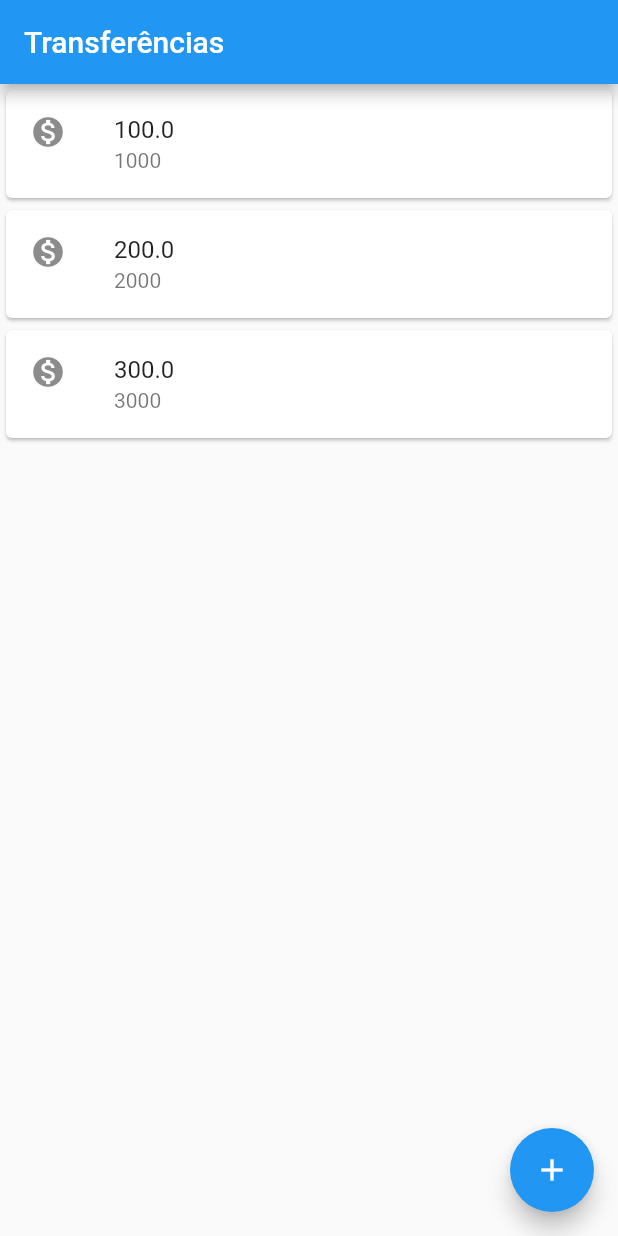
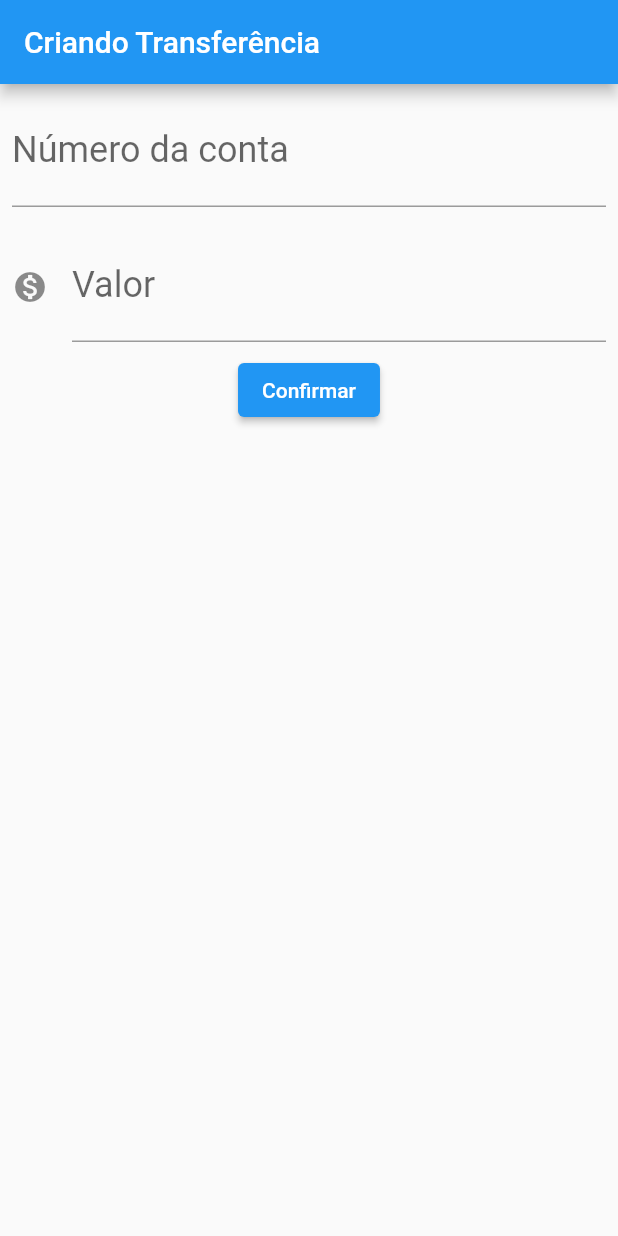
Before and after one commit to ribeletatti/projetoFlutterNaAlura, a Flutter app: the screen it shows after launch, on a phone screen of 412 x 824 dp. Run offline on Flutter 3.47's test engine with Material 2 defaults, Android fonts, the phone set to English and light mode, and no system bars.

Commit message:
Terceiro commit

```diff
--- a/lib/main.dart
+++ b/lib/main.dart
@@ -1,42 +1,90 @@
 import 'package:flutter/material.dart';
 
-void main() => runApp(MaterialApp(
-      home: Scaffold(
-        body: ListaTransferencias(),
-        appBar: AppBar(
-          title: Text('Transferências'),
-        ),
-        floatingActionButton: FloatingActionButton(
-          onPressed: () {},
-          child: Icon(Icons.add),
-        ),
-      ),
-    ));
+void main() => runApp(ByteBankApp());
 
-
-class ListaTransferencias extends StatelessWidget{
+class ByteBankApp extends StatelessWidget {
   @override
   Widget build(BuildContext context) {
-    // TODO: implement build
-    return Column(
-      children: <Widget>[
+    return MaterialApp(
+      home: Scaffold(
+        body: FormularioTransferencia(),
+      ),
+    );
+  }
+}
+
+class FormularioTransferencia extends StatelessWidget {
+  @override
+  Widget build(BuildContext context) {
+    return Scaffold(
+      appBar: AppBar(
+        title: const Text('Criando Transferência'),
+      ),
+      body: Column(
+        children: [
+          const Padding(
+            padding: EdgeInsets.all(8.0),
+            child: TextField(
+              style: TextStyle(
+                fontSize: 24.0,
+              ),
+              decoration: InputDecoration(
+                labelText: 'Número da conta',
+                hintText: '0000',
+              ),
+              keyboardType: TextInputType.number,
+            ),
+          ),
+          const Padding(
+            padding: EdgeInsets.all(8.0),
+            child: TextField(
+              style: TextStyle(
+                fontSize: 24.0,
+              ),
+              decoration: InputDecoration(
+                icon: Icon(Icons.monetization_on),
+                labelText: 'Valor',
+                hintText: '0.00',
+              ),
+              keyboardType: TextInputType.number,
+            ),
+          ),
+          ElevatedButton(
+            onPressed: () {},
+            child: const Text('Confirmar'),
+          ),
+        ],
+      ),
+    );
+  }
+}
+
+class ListaTransferencias extends StatelessWidget {
+  @override
+  Widget build(BuildContext context) {
+    return Scaffold(
+      appBar: AppBar(
+        title: const Text('Transferências'),
+      ),
+      body: Column(children: <Widget>[
         ItemTransferencia(Transferencia(100.0, 1000)),
         ItemTransferencia(Transferencia(200.0, 2000)),
         ItemTransferencia(Transferencia(300.0, 3000)),
-        ]
+      ]),
+      floatingActionButton: FloatingActionButton(
+        onPressed: () {},
+        child: const Icon(Icons.add),
+      ),
     );
   }
 }
 
 class ItemTransferencia extends StatelessWidget {
-
   final Transferencia _transferencia;
-
   ItemTransferencia(this._transferencia);
 
   @override
   Widget build(BuildContext context) {
-    // TODO: implement build
     return Card(
       child: ListTile(
         leading: Icon(Icons.monetization_on),
```
